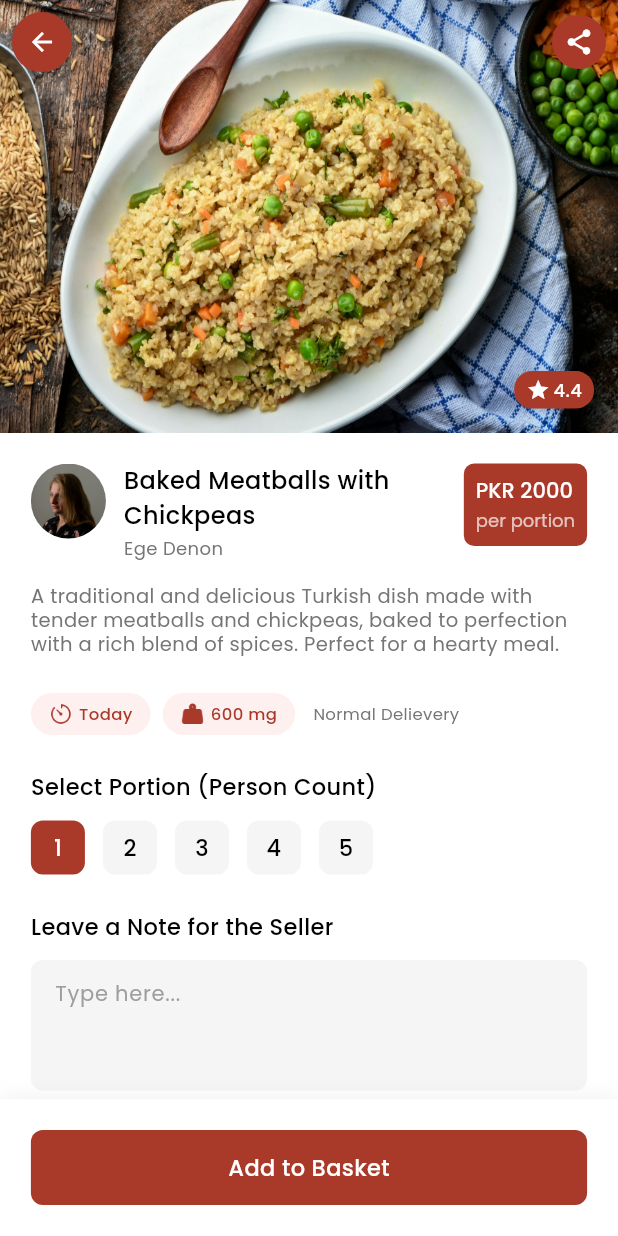
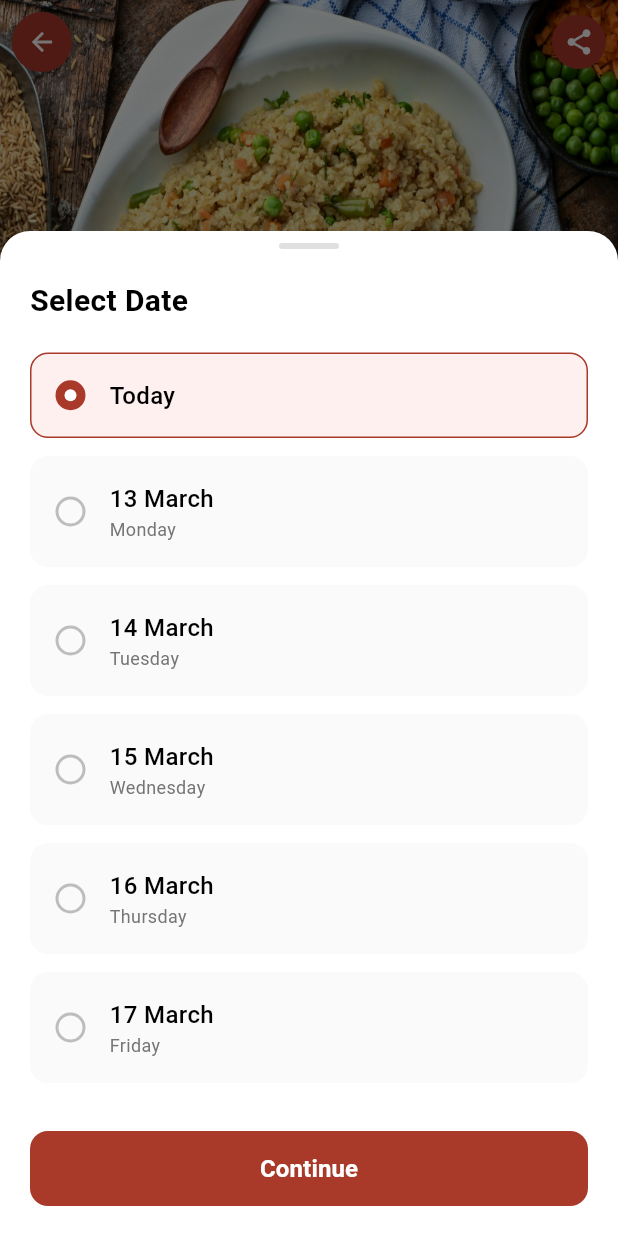
Before and after one commit to Haroon1o1/cooksy, a Flutter app: the FoodDetailScreen screen opened directly, after a tap on "Add to Basket", on a phone screen of 412 x 824 dp. Run offline on Flutter 3.47's test engine with Material 3 defaults, Android fonts, the phone set to English and light mode, and no system bars; our stand-ins replace google_fonts, google_maps_flutter, location, lottie.

Commit message:
order Screen Done

```diff
--- a/lib/Screens/HomeScreen/Widgets/chefCard.dart
+++ b/lib/Screens/HomeScreen/Widgets/chefCard.dart
@@ -1,4 +1,5 @@
 import 'package:cooksy/Screens/ChefScreen/CheffScreen.dart';
+import 'package:cooksy/Screens/foodDetail/Screen/FoodDetailScreen.dart';
 import 'package:flutter/material.dart';
 import 'package:google_fonts/google_fonts.dart';
 
@@ -27,7 +28,7 @@ class ChefCard extends StatelessWidget {
     return Center(
       child: GestureDetector(
         onTap: () {
-          Navigator.push(context, MaterialPageRoute(builder: (context) => CheffScreen()));
+          Navigator.push(context, MaterialPageRoute(builder: (context) => FoodDetailScreen()));
         },
         child: Container(
           // alignment: Alignment.center,
--- a/lib/Screens/foodDetail/Screen/FoodDetailScreen.dart
+++ b/lib/Screens/foodDetail/Screen/FoodDetailScreen.dart
@@ -118,7 +118,7 @@ class _FoodDetailScreenState extends State<FoodDetailScreen> {
           ),
         ],
       ),
-      bottomNavigationBar:Bottombutton() ,
+      bottomNavigationBar: BottomButton(),
     );
   }
 }
--- /dev/null
+++ b/lib/Screens/foodDetail/widgets/DateSelectionSheet.dart
@@ -0,0 +1,198 @@
+import 'package:cooksy/Screens/foodDetail/widgets/ConfirmationDialog.dart';
+import 'package:flutter/material.dart';
+import 'package:google_fonts/google_fonts.dart';
+
+
+class DateSelectionSheet extends StatefulWidget {
+  const DateSelectionSheet({super.key});
+
+  @override
+  State<DateSelectionSheet> createState() => _DateSelectionSheetState();
+}
+
+class _DateSelectionSheetState extends State<DateSelectionSheet> {
+  String selectedDate = 'Today';
+
+  final List<Map<String, String>> dates = [
+    {'date': 'Today', 'day': ''},
+    {'date': '13 March', 'day': 'Monday'},
+    {'date': '14 March', 'day': 'Tuesday'},
+    {'date': '15 March', 'day': 'Wednesday'},
+    {'date': '16 March', 'day': 'Thursday'},
+    {'date': '17 March', 'day': 'Friday'},
+  ];
+
+  @override
+  Widget build(BuildContext context) {
+    return Container(
+      decoration: const BoxDecoration(
+        color: Colors.white,
+        borderRadius: BorderRadius.vertical(top: Radius.circular(20)),
+      ),
+      child: Column(
+        mainAxisSize: MainAxisSize.min,
+        children: [
+          _buildHandleBar(),
+          _buildContent(),
+        ],
+      ),
+    );
+  }
+
+  Widget _buildHandleBar() {
+    return Container(
+      margin: const EdgeInsets.only(top: 8),
+      height: 4,
+      width: 40,
+      decoration: BoxDecoration(
+        color: Colors.grey[300],
+        borderRadius: BorderRadius.circular(2),
+      ),
+    );
+  }
+
+  Widget _buildContent() {
+    return Padding(
+      padding: const EdgeInsets.all(20),
+      child: Column(
+        crossAxisAlignment: CrossAxisAlignment.start,
+        children: [
+          _buildTitle(),
+          const SizedBox(height: 20),
+          _buildDateList(),
+          const SizedBox(height: 20),
+          _buildContinueButton(),
+          SizedBox(height: MediaQuery.of(context).padding.bottom),
+        ],
+      ),
+    );
+  }
+
+  Widget _buildTitle() {
+    return Text(
+      'Select Date',
+      style: GoogleFonts.roboto(
+        fontSize: 20,
+        fontWeight: FontWeight.w600,
+        color: Colors.black,
+      ),
+    );
+  }
+
+  Widget _buildDateList() {
+    return Column(
+      children: dates.map((dateInfo) => _buildDateItem(dateInfo)).toList(),
+    );
+  }
+
+  Widget _buildDateItem(Map<String, String> dateInfo) {
+    final isSelected = selectedDate == dateInfo['date'];
+
+    return GestureDetector(
+      onTap: () => setState(() => selectedDate = dateInfo['date']!),
+      child: Container(
+        margin: const EdgeInsets.only(bottom: 12),
+        padding: const EdgeInsets.symmetric(horizontal: 16, vertical: 16),
+        decoration: BoxDecoration(
+          color: isSelected ? const Color(0xFFFFF0F0) : Colors.grey[50],
+          borderRadius: BorderRadius.circular(12),
+          border: Border.all(
+            color: isSelected ? const Color(0xFFA93929) : Colors.transparent,
+            width: 1,
+          ),
+        ),
+        child: Row(
+          children: [
+            _buildRadioIndicator(isSelected),
+            const SizedBox(width: 16),
+            _buildDateText(dateInfo, isSelected),
+          ],
+        ),
+      ),
+    );
+  }
+
+  Widget _buildRadioIndicator(bool isSelected) {
+    return Container(
+      width: 20,
+      height: 20,
+      decoration: BoxDecoration(
+        shape: BoxShape.circle,
+        color: isSelected ? const Color(0xFFA93929) : Colors.transparent,
+        border: Border.all(
+          color: isSelected ? const Color(0xFFA93929) : Colors.grey[400]!,
+          width: 2,
+        ),
+      ),
+      child: isSelected
+          ? Center(
+              child: Container(
+                width: 8,
+                height: 8,
+                decoration: const BoxDecoration(
+                  shape: BoxShape.circle,
+                  color: Colors.white,
+                ),
+              ),
+            )
+          : null,
+    );
+  }
+
+  Widget _buildDateText(Map<String, String> dateInfo, bool isSelected) {
+    return Expanded(
+      child: Column(
+        crossAxisAlignment: CrossAxisAlignment.start,
+        children: [
+          Text(
+            dateInfo['date']!,
+            style: GoogleFonts.roboto(
+              fontSize: 16,
+              fontWeight: FontWeight.w500,
+              color: Colors.black,
+            ),
+          ),
+          if (dateInfo['day']!.isNotEmpty)
+            Text(
+              dateInfo['day']!,
+              style: GoogleFonts.roboto(
+                fontSize: 12,
+                color: Colors.grey[600],
+              ),
+            ),
+        ],
+      ),
+    );
+  }
+
+  Widget _buildContinueButton() {
+    return SizedBox(
+      width: double.infinity,
+      height: 50,
+      child: ElevatedButton(
+        onPressed: () => _handleContinuePressed(),
+        style: ElevatedButton.styleFrom(
+          backgroundColor: const Color(0xFFA93929),
+          shape: RoundedRectangleBorder(borderRadius: BorderRadius.circular(12)),
+          elevation: 0,
+        ),
+        child: Text(
+          'Continue',
+          style: GoogleFonts.roboto(
+            fontSize: 16,
+            fontWeight: FontWeight.w600,
+            color: Colors.white,
+          ),
+        ),
+      ),
+    );
+  }
+
+  void _handleContinuePressed() {
+    Navigator.pop(context); // Close the date selection sheet
+    showDialog(
+      context: context,
+      builder: (context) => ConfirmationDialog(selectedDate: selectedDate),
+    );
+  }
+}
--- a/lib/Screens/foodDetail/widgets/bottomButton.dart
+++ b/lib/Screens/foodDetail/widgets/bottomButton.dart
@@ -1,14 +1,16 @@
+import 'package:cooksy/Screens/foodDetail/widgets/DateSelectionSheet.dart';
 import 'package:cooksy/widgets/CustomButton.dart';
 import 'package:flutter/material.dart';
 
-class Bottombutton extends StatelessWidget {
-  const Bottombutton({super.key});
+class BottomButton extends StatelessWidget {
+  const BottomButton({super.key});
 
   @override
   Widget build(BuildContext context) {
     final screenWidth = MediaQuery.of(context).size.width;
     final screenHeight = MediaQuery.of(context).size.height;
     final isSmallScreen = screenHeight < 600;
+
     return Container(
       padding: EdgeInsets.all(screenWidth * 0.05),
       decoration: BoxDecoration(
@@ -17,7 +19,7 @@ class Bottombutton extends StatelessWidget {
           BoxShadow(
             color: Colors.black.withValues(alpha: 0.05),
             blurRadius: 10,
-            offset: Offset(0, -2),
+            offset: const Offset(0, -2),
           ),
         ],
       ),
@@ -27,11 +29,20 @@ class Bottombutton extends StatelessWidget {
           height: isSmallScreen ? 45 : 50,
           textColor: Colors.white,
           text: "Add to Basket",
-          press: () {},
-          color: Color(0xFFA93929),
+          press: () => _onAddToBasketPressed(context),
+          color: const Color(0xFFA93929),
           size: 15,
         ),
       ),
     );
   }
+
+  void _onAddToBasketPressed(BuildContext context) {
+    showModalBottomSheet(
+      context: context,
+      isScrollControlled: true,
+      backgroundColor: Colors.transparent,
+      builder: (context) => const DateSelectionSheet(),
+    );
+  }
 }
--- a/lib/Screens/foodDetail/widgets/chefTitle.dart
+++ b/lib/Screens/foodDetail/widgets/chefTitle.dart
@@ -1,3 +1,4 @@
+import 'package:cooksy/Screens/ChefScreen/CheffScreen.dart';
 import 'package:cooksy/Screens/foodDetail/widgets/priceContainer.dart';
 import 'package:flutter/material.dart';
 import 'package:google_fonts/google_fonts.dart';
@@ -12,7 +13,11 @@ class FoodDetailsCheffTitle extends StatelessWidget {
     return Row(
       crossAxisAlignment: CrossAxisAlignment.start,
       children: [
-        Container(
+        InkWell(
+          onTap: () {
+            Navigator.push(context, MaterialPageRoute(builder: (context) => CheffScreen()));
+          },
+          child: Container(
             width: 50,
             height: 50,
             decoration: BoxDecoration(
@@ -20,6 +25,7 @@ class FoodDetailsCheffTitle extends StatelessWidget {
               image: DecorationImage(image: AssetImage("assets/images/profile.jpg")),
             ),
             // backgroundColor: Colors.grey[300],
+          ),
         ),
         SizedBox(width: 12),
         Expanded(
```
Also changed, not shown: lib/Screens/foodDetail/widgets/ConfirmationDialog.dart (added, +56 -0 lines), lib/Screens/foodDetail/widgets/OrderConfirmationSheet.dart (added, +218 -0 lines). Lines whose indentation alone changed are shown as unchanged.
